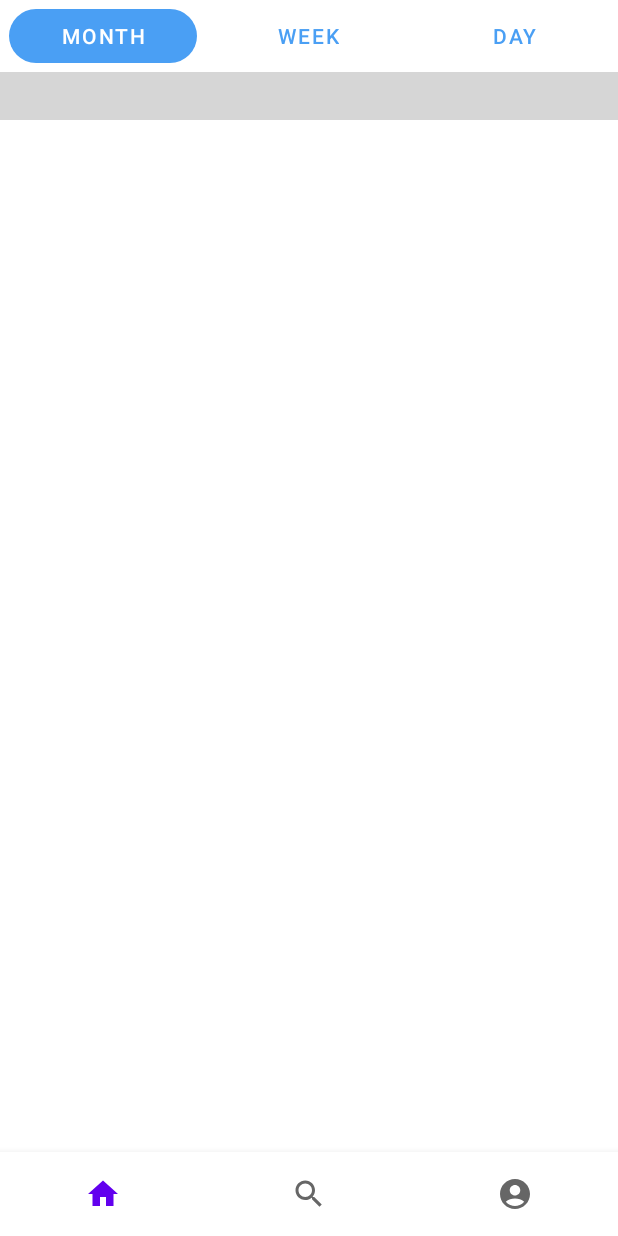
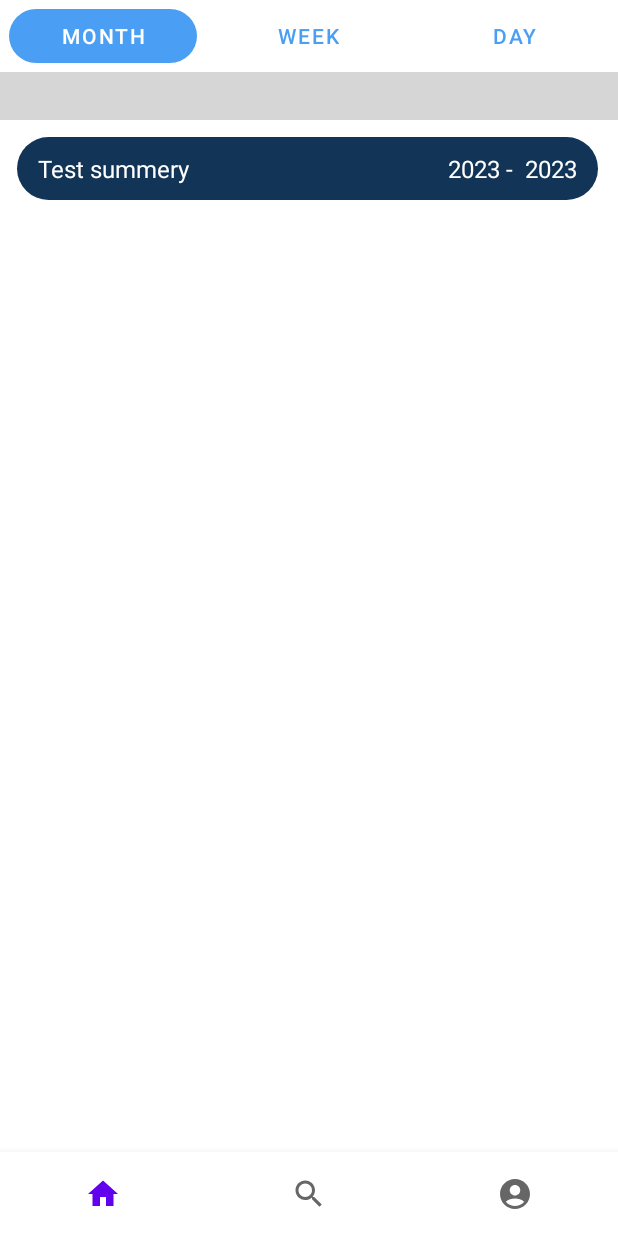
Before and after one commit to dinhquangvinhdev/BookingEvent, an Android app: the screen it shows after launch once a user with an empty profile is signed in (MainActivity), on a phone screen of 412 x 824 dp. Run offline under Robolectric (Android 15) with nearby library versions, the phone set to English and light mode, and no system bars; our stand-ins replace Firebase (no records; nobody signed in at launch, a user with empty details on screens opened directly); libraries missing offline, so code that uses them is left out: com.kizitonwose.calendar; plain views replace CalendarView; 4 statements that could not run were skipped; grey boxes are pictures that could not be loaded.

Commit message:
add recycle view for events in dash month ( just sample, not mock with data )

```diff
--- a/app/build.gradle
+++ b/app/build.gradle
@@ -40,6 +40,7 @@ dependencies {
 
     implementation 'androidx.appcompat:appcompat:1.6.1'
     implementation 'com.google.android.material:material:1.8.0'
+    implementation "androidx.recyclerview:recyclerview:1.3.0"
     // Import the BoM for the Firebase platform
     implementation platform('com.google.firebase:firebase-bom:31.4.0')
     implementation 'com.google.firebase:firebase-auth:21.0.3'
--- /dev/null
+++ b/app/src/main/java/com/vdev/bookingevent/adapter/EventsDashMonthAdapter.java
@@ -0,0 +1,87 @@
+package com.vdev.bookingevent.adapter;
+
+import android.graphics.Color;
+import android.graphics.PorterDuff;
+import android.view.LayoutInflater;
+import android.view.View;
+import android.view.ViewGroup;
+
+import androidx.annotation.NonNull;
+import androidx.recyclerview.widget.RecyclerView;
+
+import com.vdev.bookingevent.callback.CallbackItemCalDashMonth;
+import com.vdev.bookingevent.databinding.ItemDashMonthBinding;
+import com.vdev.bookingevent.model.Event;
+
+import java.util.ArrayList;
+import java.util.List;
+
+public class EventsDashMonthAdapter extends RecyclerView.Adapter<EventsDashMonthAdapter.MyViewHolder> {
+
+    private List<Event> events;
+    private CallbackItemCalDashMonth callback;
+
+    public EventsDashMonthAdapter(CallbackItemCalDashMonth callback) {
+        this.events = new ArrayList<>();
+        this.callback = callback;
+    }
+
+    @NonNull
+    @Override
+    public MyViewHolder onCreateViewHolder(@NonNull ViewGroup parent, int viewType) {
+        ItemDashMonthBinding binding = ItemDashMonthBinding.inflate(
+                LayoutInflater.from(parent.getContext()),
+                parent,
+                false
+        );
+        return new MyViewHolder(binding);
+    }
+
+    @Override
+    public void onBindViewHolder(@NonNull MyViewHolder holder, int position) {
+        Event event = events.get(position);
+        holder.bind(event);
+    }
+
+    @Override
+    public int getItemCount() {
+        return events.size();
+    }
+
+    public class MyViewHolder extends RecyclerView.ViewHolder{
+
+        private ItemDashMonthBinding binding;
+
+        public MyViewHolder(@NonNull ItemDashMonthBinding binding) {
+            super(binding.getRoot());
+            this.binding = binding;
+        }
+
+        public void bind(Event item) {
+            binding.tvTitle.setText(item.getSummery());
+            String timeStart = item.getDate_start().toString();
+            String timeEnd = item.getDate_end().toString();
+            String resultTimeStart = timeStart.substring(timeStart.length() - 5);
+            String resultTimeEnd = timeEnd.substring(timeEnd.length() - 5);
+            binding.tvTime.setText(resultTimeStart + " - " + resultTimeEnd);
+            //change color background
+            binding.llItemDashMonth.getBackground().clearColorFilter();
+            binding.llItemDashMonth
+                    .getBackground().setColorFilter(Color.parseColor(item.getRoomColor()), PorterDuff.Mode.SRC);
+            itemView.setOnClickListener(new View.OnClickListener() {
+                @Override
+                public void onClick(View view) {
+                    callback.openSlidingPanel(String.valueOf(item.getId()), item.getRoomColor());
+                }
+            });
+        }
+    }
+
+    public List<Event> getEvents() {
+        return events;
+    }
+
+    public void setEvents(List<Event> events) {
+        this.events = events;
+    }
+}
--- /dev/null
+++ b/app/src/main/java/com/vdev/bookingevent/callback/CallbackItemCalDashMonth.java
@@ -0,0 +1,5 @@
+package com.vdev.bookingevent.callback;
+
+public interface CallbackItemCalDashMonth {
+    void openSlidingPanel(String idEvent,String roomColor);
+}
--- a/app/src/main/java/com/vdev/bookingevent/model/Event.java
+++ b/app/src/main/java/com/vdev/bookingevent/model/Event.java
@@ -93,4 +93,9 @@ public class Event {
     public void setStatus(boolean status) {
         this.status = status;
     }
+
+    public String getRoomColor(){
+        //TODO must delete it when you can call xml from firebase
+        return "#123456";
+    }
 }
--- /dev/null
+++ b/app/src/main/java/com/vdev/bookingevent/presenter/DashboardMonthContract.java
@@ -0,0 +1,6 @@
+package com.vdev.bookingevent.presenter;
+
+public class DashboardMonthContract {
+    public interface Presenter{}
+    public interface View{}
+}
--- /dev/null
+++ b/app/src/main/java/com/vdev/bookingevent/presenter/DashboardMonthPresenter.java
@@ -0,0 +1,11 @@
+package com.vdev.bookingevent.presenter;
+
+
+
+public class DashboardMonthPresenter implements DashboardMonthContract.Presenter{
+    private DashboardMonthContract.View view;
+
+    public DashboardMonthPresenter(DashboardMonthContract.View view) {
+        this.view = view;
+    }
+}
--- a/app/src/main/java/com/vdev/bookingevent/view/fragment/DashboardMonthFragment.java
+++ b/app/src/main/java/com/vdev/bookingevent/view/fragment/DashboardMonthFragment.java
@@ -8,6 +8,7 @@ import android.os.Bundle;
 import androidx.annotation.NonNull;
 import androidx.annotation.Nullable;
 import androidx.fragment.app.Fragment;
+import androidx.recyclerview.widget.LinearLayoutManager;
 
 import android.view.LayoutInflater;
 import android.view.View;
@@ -19,17 +20,28 @@ import com.kizitonwose.calendar.core.CalendarMonth;
 import com.kizitonwose.calendar.view.MonthDayBinder;
 import com.kizitonwose.calendar.view.MonthHeaderFooterBinder;
 import com.vdev.bookingevent.adapter.DayViewContainer;
+import com.vdev.bookingevent.adapter.EventsDashMonthAdapter;
 import com.vdev.bookingevent.adapter.MonthViewContainer;
+import com.vdev.bookingevent.callback.CallbackItemCalDashMonth;
 import com.vdev.bookingevent.databinding.FragmentDashboardMonthBinding;
+import com.vdev.bookingevent.model.Event;
+import com.vdev.bookingevent.presenter.DashboardMonthContract;
+import com.vdev.bookingevent.presenter.DashboardMonthPresenter;
 
 import java.time.DayOfWeek;
+import java.time.LocalDateTime;
 import java.time.YearMonth;
 import java.time.format.TextStyle;
+import java.util.ArrayList;
+import java.util.Date;
+import java.util.List;
 import java.util.Locale;
 
-public class DashboardMonthFragment extends Fragment {
+public class DashboardMonthFragment extends Fragment implements DashboardMonthContract.View , CallbackItemCalDashMonth {
 
     private FragmentDashboardMonthBinding binding;
+    private DashboardMonthPresenter presenter;
+    private EventsDashMonthAdapter adapter;
 
     public DashboardMonthFragment() {
         // Required empty public constructor
@@ -51,15 +63,39 @@ public class DashboardMonthFragment extends Fragment {
     @Override
     public void onViewCreated(@NonNull View view, @Nullable Bundle savedInstanceState) {
         super.onViewCreated(view, savedInstanceState);
+
+        initPresenter();
+        setupMonthCalendar();
+        initRVEvents();
+    }
+
+    private void initRVEvents() {
+        adapter = new EventsDashMonthAdapter(this);
+        binding.rvEventData.setAdapter(adapter);
+        //TODO it is just a sample event in here
+        Event event = new Event();
+        event.setSummery("Test summery");
+        event.setId(0);
+        event.setDate_start(new Date());
+        event.setDate_end(new Date(System.currentTimeMillis() + (86400 * 7 * 1000)));
+        List<Event> events = new ArrayList<>();
+        events.add(event);
+        adapter.setEvents(events);
+        // TODO == END sample
+        binding.rvEventData.setLayoutManager(new LinearLayoutManager(getContext() , LinearLayoutManager.VERTICAL , false));
+
+    }
+
+    private void initPresenter() {
+        if(presenter == null){
+            presenter = new DashboardMonthPresenter(this);
+        }
+    }
+
+    private void setupMonthCalendar() {
         YearMonth currentMonth = YearMonth.now();
         YearMonth startMonth = currentMonth.minusMonths(100);
         YearMonth endMonth = currentMonth.plusMonths(100);
-
-        setupMonthCalendar(startMonth , endMonth , currentMonth);
-
-    }
-
-    private void setupMonthCalendar(YearMonth startMonth, YearMonth endMonth, YearMonth currentMonth) {
         //set up calendar
         binding.exOneCalendar.setup(startMonth, endMonth, firstDayOfWeekFromLocale());
         //set day binder
@@ -107,4 +143,9 @@ public class DashboardMonthFragment extends Fragment {
         super.onDestroyView();
         binding = null;
     }
+
+    @Override
+    public void openSlidingPanel(String idEvent, String roomColor) {
+        //TODO
+    }
 }
--- a/app/src/main/res/layout/fragment_dashboard_month.xml
+++ b/app/src/main/res/layout/fragment_dashboard_month.xml
@@ -14,4 +14,16 @@
         app:cv_dayViewResource="@layout/calendar_day_layout"
         app:cv_monthHeaderResource="@layout/calendar_day_titles_container"/>
 
+
+    <androidx.recyclerview.widget.RecyclerView
+        android:id="@+id/rv_event_data"
+        android:layout_width="match_parent"
+        android:layout_height="match_parent"
+        android:paddingStart="5dp"
+        android:paddingEnd="5dp"
+        android:layout_gravity="center_horizontal"
+        tools:listitem="@layout/item_dash_month"
+        android:scrollbars="vertical"
+        android:verticalScrollbarPosition="defaultPosition"/>
+
 </LinearLayout>
--- /dev/null
+++ b/app/src/main/res/layout/item_dash_month.xml
@@ -0,0 +1,31 @@
+<?xml version="1.0" encoding="utf-8"?>
+<LinearLayout xmlns:android="http://schemas.android.com/apk/res/android"
+    android:id="@+id/ll_item_dash_month"
+    android:layout_width="match_parent"
+    android:layout_height="54dp"
+    android:layout_marginTop="5dp"
+    android:layout_marginEnd="2dp"
+    android:background="@drawable/rounded_tab">
+
+    <TextView xmlns:android="http://schemas.android.com/apk/res/android"
+        android:id="@+id/tv_title"
+        style="@style/tv_title_item"
+        android:layout_width="0dp"
+        android:layout_height="match_parent"
+        android:layout_weight="2"
+        android:ellipsize="end"
+        android:gravity="left|center_vertical"
+        android:maxLines="1"
+        android:paddingStart="20dp"
+        android:text="@string/tv_title_item_example" />
+
+    <TextView
+        android:id="@+id/tv_time"
+        style="@style/tv_time_item"
+        android:layout_width="0dp"
+        android:layout_height="match_parent"
+        android:layout_weight="2"
+        android:gravity="right|center_vertical"
+        android:paddingEnd="20dp"
+        android:text="@string/tv_time_item_example" />
+</LinearLayout>
--- a/app/src/main/res/values/strings.xml
+++ b/app/src/main/res/values/strings.xml
@@ -15,4 +15,6 @@
     <string name="title_account_email">Email</string>
     <!-- TODO: Remove or change this placeholder text -->
     <string name="hello_blank_fragment">Hello blank fragment</string>
+    <string name="tv_title_item_example">This is a sample of long title</string>
+    <string name="tv_time_item_example">15h30 – 17h00</string>
 </resources>
--- a/app/src/main/res/values/styles.xml
+++ b/app/src/main/res/values/styles.xml
@@ -11,4 +11,14 @@
         <item name="android:letterSpacing">0.04</item>
         <item name="android:textColor">#000000</item>
     </style>
+
+    <style name="tv_title_item">
+        <item name="android:textSize">16sp</item>
+        <item name="android:textColor">#FFFFFF</item>
+    </style>
+
+    <style name="tv_time_item">
+        <item name="android:textSize">16sp</item>
+        <item name="android:textColor">#FFFFFF</item>
+    </style>
 </resources>
```
